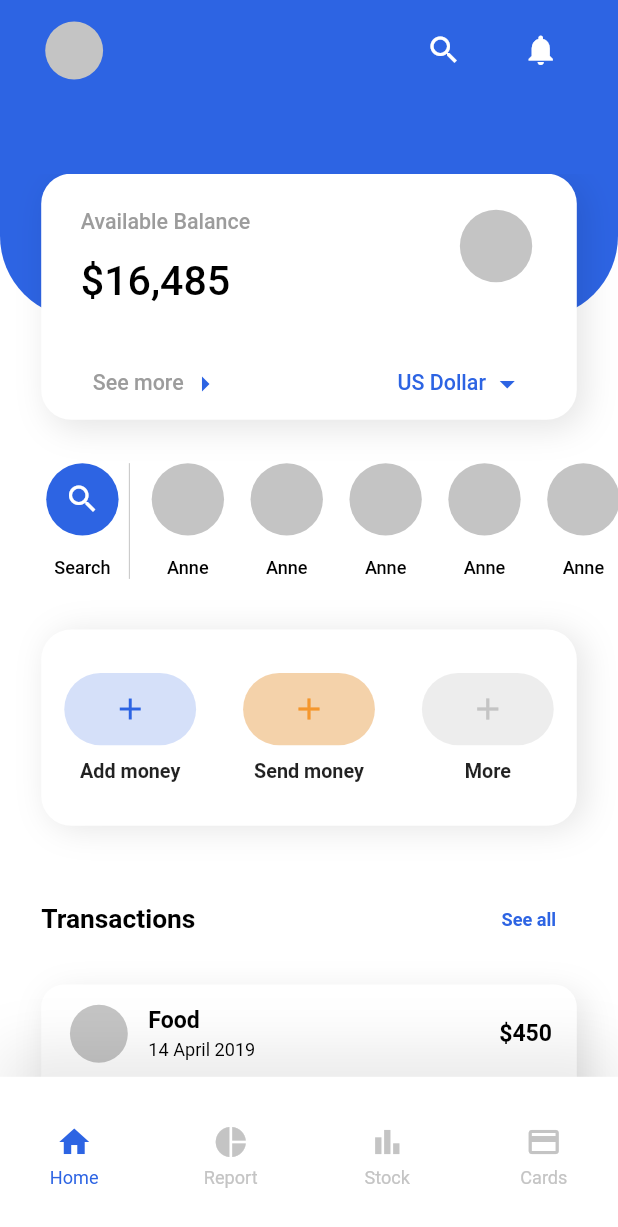
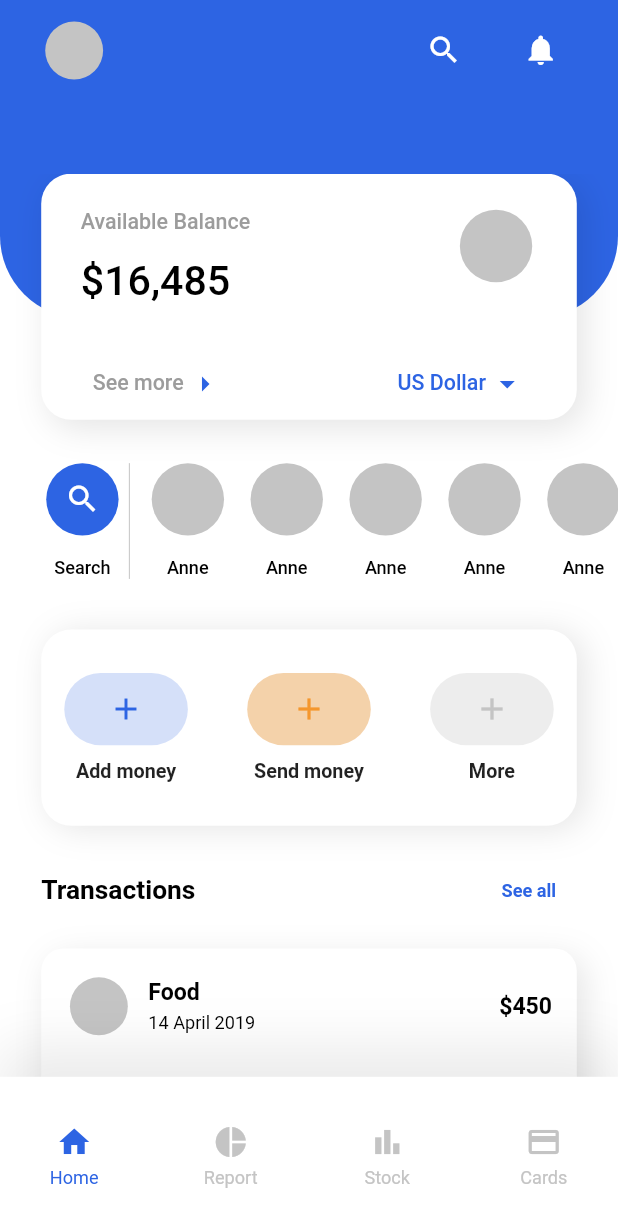
Before and after one commit to Donkelv/cribstock_test, a Flutter app: the screen it shows after launch, on a phone screen of 412 x 824 dp. Shown: the top 1227 px of the screen. Run offline on Flutter 3.47's test engine with Material 2 defaults, Android fonts, the phone set to English and light mode, and no system bars; our stand-ins replace flutter_screenutil.

Commit message:
feat: home screen design done

```diff
--- a/lib/presentation/screen/home_screen.dart
+++ b/lib/presentation/screen/home_screen.dart
@@ -69,7 +69,7 @@ class HomeScreen extends StatelessWidget {
                       ),
                       MoneyManagementContainer(size: size),
                       SizedBox(
-                        height: 40.0.h,
+                        height: 20.0.h,
                       ),
                       Padding(
                         padding: EdgeInsets.symmetric(horizontal: 25.0.w),
@@ -98,7 +98,7 @@ class HomeScreen extends StatelessWidget {
                         ),
                       ),
                       SizedBox(
-                        height: 20.0.h,
+                        height: 15.0.h,
                       ),
                       const TransactionWidget(),
                       SizedBox(
--- a/lib/presentation/widget/money_management_widget.dart
+++ b/lib/presentation/widget/money_management_widget.dart
@@ -40,7 +40,7 @@ class MoneyManagementContainer extends StatelessWidget {
             Column(
               children: [
                 Container(
-                  width: 80.0.w,
+                  width: 75.0.w,
                   height: 50.0.h,
                   decoration: BoxDecoration(
                       borderRadius: BorderRadius.circular(25.0),
@@ -72,7 +72,7 @@ class MoneyManagementContainer extends StatelessWidget {
             Column(
               children: [
                 Container(
-                  width: 80.0.w,
+                  width: 75.0.w,
                   height: 50.0.h,
                   decoration: BoxDecoration(
                     borderRadius: BorderRadius.circular(25.0),
@@ -105,7 +105,7 @@ class MoneyManagementContainer extends StatelessWidget {
             Column(
               children: [
                 Container(
-                  width: 80.0.w,
+                  width: 75.0.w,
                   height: 50.0.h,
                   decoration: BoxDecoration(
                     borderRadius: BorderRadius.circular(25.0),
--- a/lib/presentation/widget/transaction_widget.dart
+++ b/lib/presentation/widget/transaction_widget.dart
@@ -30,14 +30,14 @@ class TransactionWidget extends StatelessWidget {
         ],
       ),
       child: Padding(
-        padding: EdgeInsets.symmetric(horizontal: 15.0.w, vertical: 14.0.h),
+        padding: EdgeInsets.symmetric(horizontal: 15.0.w, vertical: 5.0.h),
         child: ListView.builder(
             physics: const NeverScrollableScrollPhysics(),
             itemCount: 5,
             shrinkWrap: true,
             itemBuilder: (context, index) {
               return Padding(
-                padding: EdgeInsets.only(bottom: 15.0.h),
+                padding: EdgeInsets.symmetric(vertical: 15.0.h),
                 child: Material(
                   type: MaterialType.transparency,
                   child: InkWell(
```
